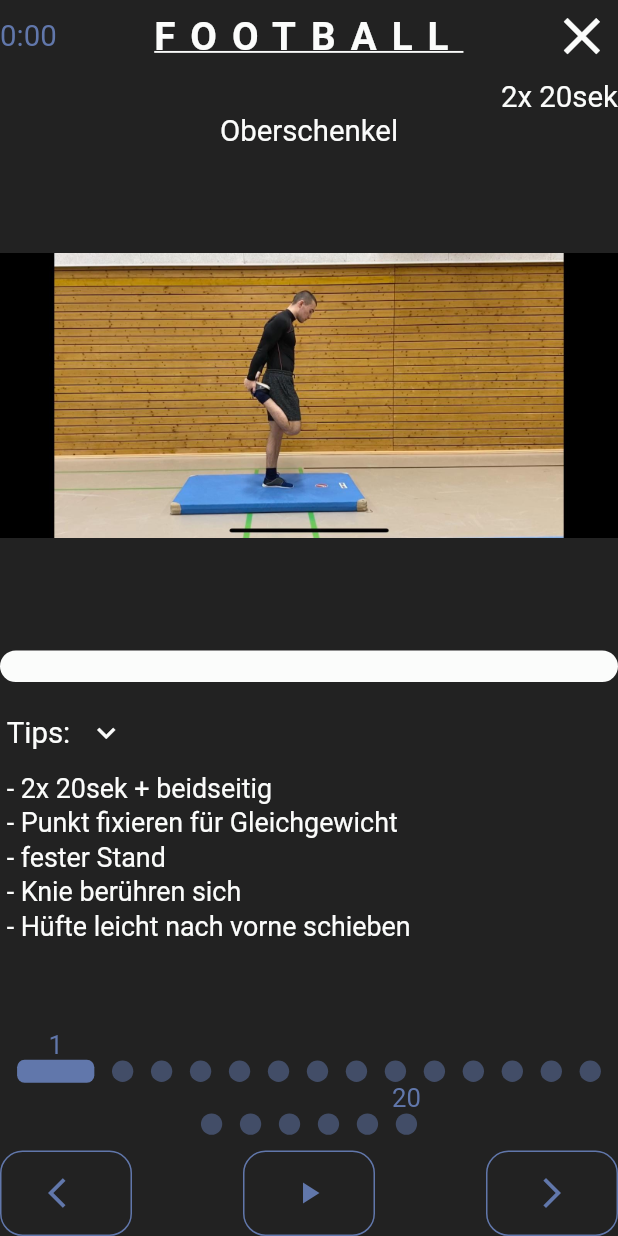
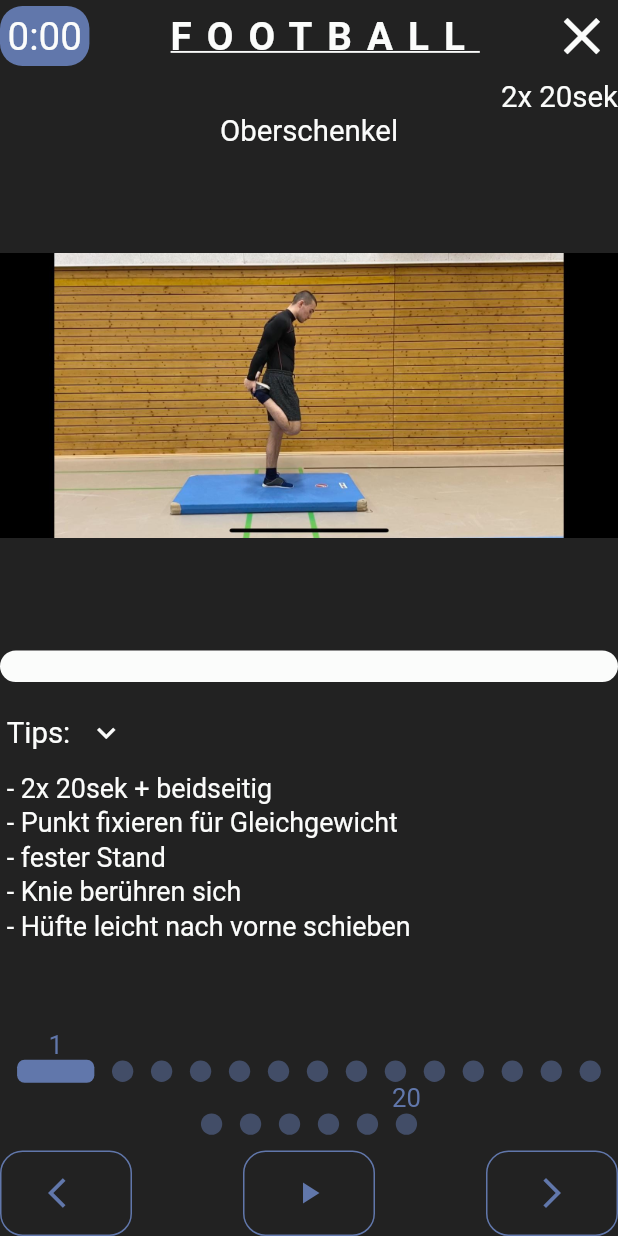
Before and after one commit to gioshara123/warm_up_app, a Flutter app: the screen it shows after launch, after a tap on "Football", on a phone screen of 412 x 824 dp. Run offline on Flutter 3.47's test engine with Material 2 defaults, Android fonts, the phone set to English and light mode, and no system bars; our stand-ins replace device_preview; missing offline and left inert: countdown.

Commit message:
Styling of the time value...

```diff
--- a/lib/pages/warm_up_page.dart
+++ b/lib/pages/warm_up_page.dart
@@ -34,8 +34,8 @@ class WarmUpPage extends StatelessWidget {
         decoration: TextDecoration.underline);
 
     final TextStyle timerValueTextStyle = TextStyle(
-      fontSize: cH2(actualDeviceSize.width),
-      color: cSECONDARY_COLOR,
+      fontSize: cH1(actualDeviceSize.width),
+      color: cWHITE,
     );
     return ChangeNotifierProvider<WarmUpProvider>(
       create: (BuildContext context) => WarmUpProvider(
@@ -50,9 +50,16 @@ class WarmUpPage extends StatelessWidget {
                 child: Row(
                   mainAxisAlignment: MainAxisAlignment.spaceBetween,
                   children: <Widget>[
-                    Text(
-                      '${provider.timerValue}',
-                      style: timerValueTextStyle,
+                    Container(
+                      child: Text(
+                        '${provider.timerValue}',
+                        style: timerValueTextStyle,
+                      ),
+                      padding: const EdgeInsets.all(5.0),
+                      decoration: BoxDecoration(
+                        borderRadius: BorderRadius.circular(15.0),
+                        color: cSECONDARY_COLOR,
+                      ),
                     ),
                     Align(
                       alignment: Alignment.center,
```
